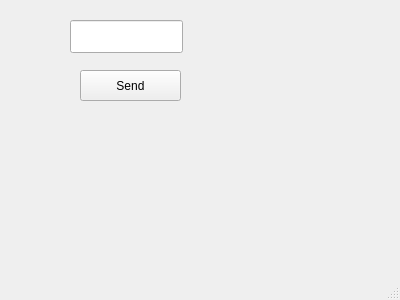
Above: mainwindow.ui from kimphg/rasPi before the change. Below: the same form after it.
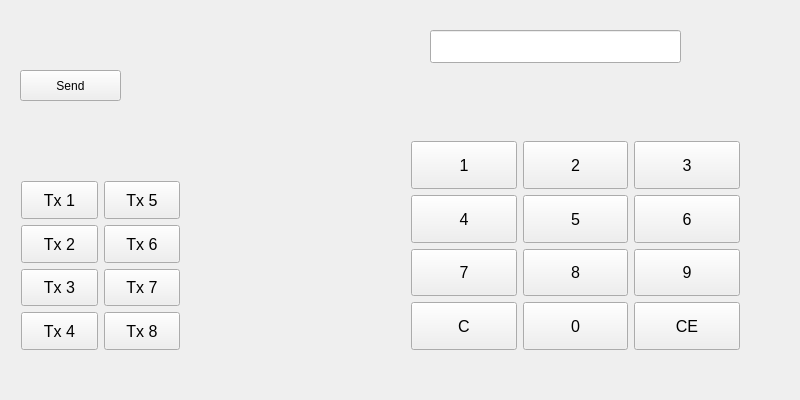
That is the form after the change.

Commit message: numpad and full screen

```diff
--- a/mainwindow.ui
+++ b/mainwindow.ui
@@ -6,8 +6,8 @@
    <rect>
     <x>0</x>
     <y>0</y>
-    <width>400</width>
-    <height>300</height>
+    <width>800</width>
+    <height>400</height>
    </rect>
   </property>
   <property name="windowTitle">
@@ -17,7 +17,7 @@
    <widget class="QPushButton" name="pushButton">
     <property name="geometry">
      <rect>
-      <x>80</x>
+      <x>20</x>
       <y>70</y>
       <width>101</width>
       <height>31</height>
@@ -30,15 +30,398 @@
    <widget class="QLineEdit" name="lineEdit">
     <property name="geometry">
      <rect>
-      <x>70</x>
-      <y>20</y>
-      <width>113</width>
+      <x>430</x>
+      <y>30</y>
+      <width>251</width>
       <height>33</height>
      </rect>
     </property>
    </widget>
+   <widget class="QWidget" name="">
+    <property name="geometry">
+     <rect>
+      <x>10</x>
+      <y>170</y>
+      <width>181</width>
+      <height>191</height>
+     </rect>
+    </property>
+    <layout class="QGridLayout" name="gridLayout">
+     <item row="0" column="0">
+      <widget class="QPushButton" name="pushButton_kenh_1">
+       <property name="sizePolicy">
+        <sizepolicy hsizetype="Minimum" vsizetype="Preferred">
+         <horstretch>0</horstretch>
+         <verstretch>0</verstretch>
+        </sizepolicy>
+       </property>
+       <property name="font">
+        <font>
+         <pointsize>12</pointsize>
+        </font>
+       </property>
+       <property name="text">
+        <string>Tx 1</string>
+       </property>
+      </widget>
+     </item>
+     <item row="0" column="1">
+      <widget class="QPushButton" name="pushButton_kenh_5">
+       <property name="sizePolicy">
+        <sizepolicy hsizetype="Minimum" vsizetype="Preferred">
+         <horstretch>0</horstretch>
+         <verstretch>0</verstretch>
+        </sizepolicy>
+       </property>
+       <property name="font">
+        <font>
+         <pointsize>12</pointsize>
+        </font>
+       </property>
+       <property name="text">
+        <string>Tx 5</string>
+       </property>
+      </widget>
+     </item>
+     <item row="1" column="0">
+      <widget class="QPushButton" name="pushButton_kenh_2">
+       <property name="sizePolicy">
+        <sizepolicy hsizetype="Minimum" vsizetype="Preferred">
+         <horstretch>0</horstretch>
+         <verstretch>0</verstretch>
+        </sizepolicy>
+       </property>
+       <property name="font">
+        <font>
+         <pointsize>12</pointsize>
+        </font>
+       </property>
+       <property name="text">
+        <string>Tx 2</string>
+       </property>
+      </widget>
+     </item>
+     <item row="1" column="1">
+      <widget class="QPushButton" name="pushButton_kenh_6">
+       <property name="sizePolicy">
+        <sizepolicy hsizetype="Minimum" vsizetype="Preferred">
+         <horstretch>0</horstretch>
+         <verstretch>0</verstretch>
+        </sizepolicy>
+       </property>
+       <property name="font">
+        <font>
+         <pointsize>12</pointsize>
+        </font>
+       </property>
+       <property name="text">
+        <string>Tx 6</string>
+       </property>
+      </widget>
+     </item>
+     <item row="2" column="0">
+      <widget class="QPushButton" name="pushButton_kenh_3">
+       <property name="sizePolicy">
+        <sizepolicy hsizetype="Minimum" vsizetype="Preferred">
+         <horstretch>0</horstretch>
+         <verstretch>0</verstretch>
+        </sizepolicy>
+       </property>
+       <property name="font">
+        <font>
+         <pointsize>12</pointsize>
+        </font>
+       </property>
+       <property name="text">
+        <string>Tx 3</string>
+       </property>
+      </widget>
+     </item>
+     <item row="2" column="1">
+      <widget class="QPushButton" name="pushButton_kenh_7">
+       <property name="sizePolicy">
+        <sizepolicy hsizetype="Minimum" vsizetype="Preferred">
+         <horstretch>0</horstretch>
+         <verstretch>0</verstretch>
+        </sizepolicy>
+       </property>
+       <property name="font">
+        <font>
+         <pointsize>12</pointsize>
+        </font>
+       </property>
+       <property name="text">
+        <string>Tx 7</string>
+       </property>
+      </widget>
+     </item>
+     <item row="3" column="0">
+      <widget class="QPushButton" name="pushButton_kenh_4">
+       <property name="sizePolicy">
+        <sizepolicy hsizetype="Minimum" vsizetype="Preferred">
+         <horstretch>0</horstretch>
+         <verstretch>0</verstretch>
+        </sizepolicy>
+       </property>
+       <property name="font">
+        <font>
+         <pointsize>12</pointsize>
+        </font>
+       </property>
+       <property name="text">
+        <string>Tx 4</string>
+       </property>
+      </widget>
+     </item>
+     <item row="3" column="1">
+      <widget class="QPushButton" name="pushButton_kenh_8">
+       <property name="sizePolicy">
+        <sizepolicy hsizetype="Minimum" vsizetype="Preferred">
+         <horstretch>0</horstretch>
+         <verstretch>0</verstretch>
+        </sizepolicy>
+       </property>
+       <property name="font">
+        <font>
+         <pointsize>12</pointsize>
+        </font>
+       </property>
+       <property name="text">
+        <string>Tx 8</string>
+       </property>
+      </widget>
+     </item>
+    </layout>
+   </widget>
+   <widget class="QWidget" name="">
+    <property name="geometry">
+     <rect>
+      <x>400</x>
+      <y>130</y>
+      <width>351</width>
+      <height>231</height>
+     </rect>
+    </property>
+    <layout class="QGridLayout" name="gridLayout_2">
+     <item row="0" column="0">
+      <widget class="QPushButton" name="pushButton_num_1">
+       <property name="sizePolicy">
+        <sizepolicy hsizetype="Minimum" vsizetype="Preferred">
+         <horstretch>0</horstretch>
+         <verstretch>0</verstretch>
+        </sizepolicy>
+       </property>
+       <property name="font">
+        <font>
+         <pointsize>12</pointsize>
+        </font>
+       </property>
+       <property name="text">
+        <string>1</string>
+       </property>
+      </widget>
+     </item>
+     <item row="0" column="1">
+      <widget class="QPushButton" name="pushButton_num_2">
+       <property name="sizePolicy">
+        <sizepolicy hsizetype="Minimum" vsizetype="Preferred">
+         <horstretch>0</horstretch>
+         <verstretch>0</verstretch>
+        </sizepolicy>
+       </property>
+       <property name="font">
+        <font>
+         <pointsize>12</pointsize>
+        </font>
+       </property>
+       <property name="text">
+        <string>2</string>
+       </property>
+      </widget>
+     </item>
+     <item row="0" column="2">
+      <widget class="QPushButton" name="pushButton_num_3">
+       <property name="sizePolicy">
+        <sizepolicy hsizetype="Minimum" vsizetype="Preferred">
+         <horstretch>0</horstretch>
+         <verstretch>0</verstretch>
+        </sizepolicy>
+       </property>
+       <property name="font">
+        <font>
+         <pointsize>12</pointsize>
+        </font>
+       </property>
+       <property name="text">
+        <string>3</string>
+       </property>
+      </widget>
+     </item>
+     <item row="1" column="0">
+      <widget class="QPushButton" name="pushButton_num_4">
+       <property name="sizePolicy">
+        <sizepolicy hsizetype="Minimum" vsizetype="Preferred">
+         <horstretch>0</horstretch>
+         <verstretch>0</verstretch>
+        </sizepolicy>
+       </property>
+       <property name="font">
+        <font>
+         <pointsize>12</pointsize>
+        </font>
+       </property>
+       <property name="text">
+        <string>4</string>
+       </property>
+      </widget>
+     </item>
+     <item row="1" column="1">
+      <widget class="QPushButton" name="pushButton_num_5">
+       <property name="sizePolicy">
+        <sizepolicy hsizetype="Minimum" vsizetype="Preferred">
+         <horstretch>0</horstretch>
+         <verstretch>0</verstretch>
+        </sizepolicy>
+       </property>
+       <property name="font">
+        <font>
+         <pointsize>12</pointsize>
+        </font>
+       </property>
+       <property name="text">
+        <string>5</string>
+       </property>
+      </widget>
+     </item>
+     <item row="1" column="2">
+      <widget class="QPushButton" name="pushButton_num_6">
+       <property name="sizePolicy">
+        <sizepolicy hsizetype="Minimum" vsizetype="Preferred">
+         <horstretch>0</horstretch>
+         <verstretch>0</verstretch>
+        </sizepolicy>
+       </property>
+       <property name="font">
+        <font>
+         <pointsize>12</pointsize>
+        </font>
+       </property>
+       <property name="text">
+        <string>6</string>
+       </property>
+      </widget>
+     </item>
+     <item row="2" column="0">
+      <widget class="QPushButton" name="pushButton_num_7">
+       <property name="sizePolicy">
+        <sizepolicy hsizetype="Minimum" vsizetype="Preferred">
+         <horstretch>0</horstretch>
+         <verstretch>0</verstretch>
+        </sizepolicy>
+       </property>
+       <property name="font">
+        <font>
+         <pointsize>12</pointsize>
+        </font>
+       </property>
+       <property name="text">
+        <string>7</string>
+       </property>
+      </widget>
+     </item>
+     <item row="2" column="1">
+      <widget class="QPushButton" name="pushButton_num_8">
+       <property name="sizePolicy">
+        <sizepolicy hsizetype="Minimum" vsizetype="Preferred">
+         <horstretch>0</horstretch>
+         <verstretch>0</verstretch>
+        </sizepolicy>
+       </property>
+       <property name="font">
+        <font>
+         <pointsize>12</pointsize>
+        </font>
+       </property>
+       <property name="text">
+        <string>8</string>
+       </property>
+      </widget>
+     </item>
+     <item row="2" column="2">
+      <widget class="QPushButton" name="pushButton_num_9">
+       <property name="sizePolicy">
+        <sizepolicy hsizetype="Minimum" vsizetype="Preferred">
+         <horstretch>0</horstretch>
+         <verstretch>0</verstretch>
+        </sizepolicy>
+       </property>
+       <property name="font">
+        <font>
+         <pointsize>12</pointsize>
+        </font>
+       </property>
+       <property name="text">
+        <string>9</string>
+       </property>
+      </widget>
+     </item>
+     <item row="3" column="0">
+      <widget class="QPushButton" name="pushButton_num_back">
+       <property name="sizePolicy">
+        <sizepolicy hsizetype="Minimum" vsizetype="Preferred">
+         <horstretch>0</horstretch>
+         <verstretch>0</verstretch>
+        </sizepolicy>
+       </property>
+       <property name="font">
+        <font>
+         <pointsize>12</pointsize>
+        </font>
+       </property>
+       <property name="text">
+        <string>C</string>
+       </property>
+      </widget>
+     </item>
+     <item row="3" column="1">
+      <widget class="QPushButton" name="pushButton_num_0">
+       <property name="sizePolicy">
+        <sizepolicy hsizetype="Minimum" vsizetype="Preferred">
+         <horstretch>0</horstretch>
+         <verstretch>0</verstretch>
+        </sizepolicy>
+       </property>
+       <property name="font">
+        <font>
+         <pointsize>12</pointsize>
+        </font>
+       </property>
+       <property name="text">
+        <string>0</string>
+       </property>
+      </widget>
+     </item>
+     <item row="3" column="2">
+      <widget class="QPushButton" name="pushButton_num_11">
+       <property name="sizePolicy">
+        <sizepolicy hsizetype="Minimum" vsizetype="Preferred">
+         <horstretch>0</horstretch>
+         <verstretch>0</verstretch>
+        </sizepolicy>
+       </property>
+       <property name="font">
+        <font>
+         <pointsize>12</pointsize>
+        </font>
+       </property>
+       <property name="text">
+        <string>CE</string>
+       </property>
+      </widget>
+     </item>
+    </layout>
+   </widget>
   </widget>
-  <widget class="QStatusBar" name="statusBar"/>
  </widget>
  <layoutdefault spacing="6" margin="11"/>
  <resources/>
```
The commit also changes 4 other files.
